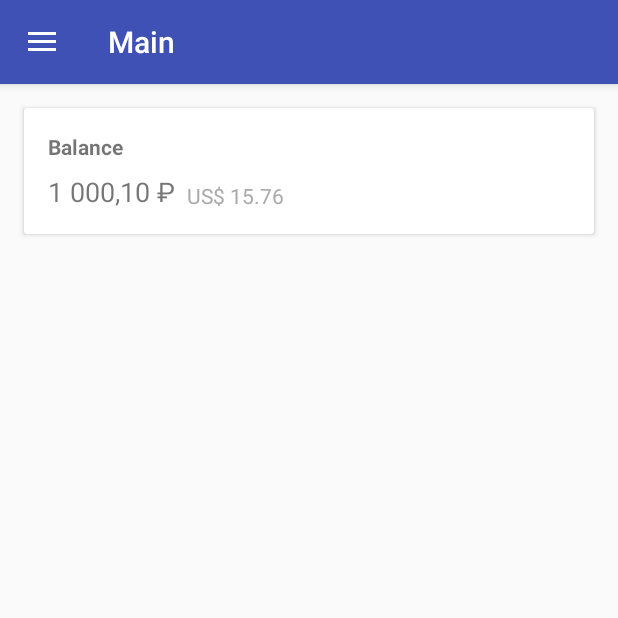
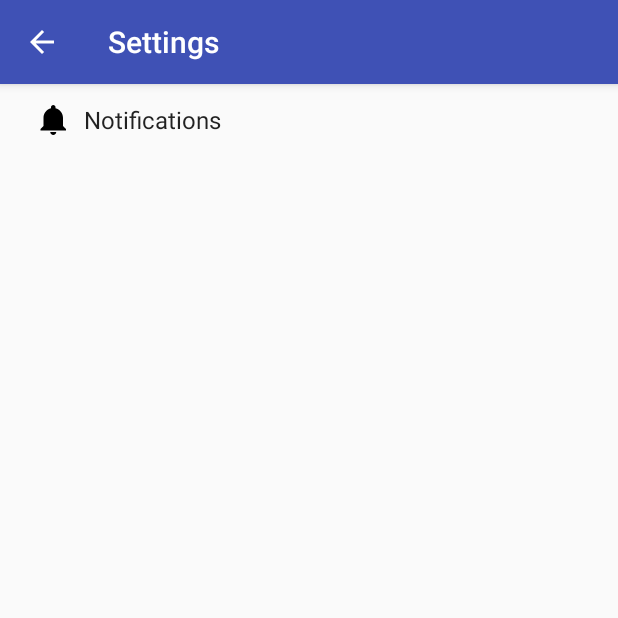
Before and after one commit to zavijavasoft/finance-tracker, an Android app: the screen it shows after launch (MainActivity before the commit, SettingsActivity after it), in the side drawer, after a tap on "Settings", on a phone screen of 412 x 824 dp, the top half of it. Run offline under Robolectric (Android 15) with nearby library versions, the phone set to English and light mode, and no system bars.

Commit message:
Добавлена страница с настройками

```diff
--- a/app/src/main/AndroidManifest.xml
+++ b/app/src/main/AndroidManifest.xml
@@ -4,11 +4,11 @@
     package="com.mashjulal.android.financetracker">
 
     <application
+        android:allowBackup="false"
         android:icon="@mipmap/ic_launcher"
         android:label="@string/app_name"
         android:roundIcon="@mipmap/ic_launcher_round"
         android:supportsRtl="true"
-        android:allowBackup="false"
         android:theme="@style/AppTheme"
         tools:ignore="GoogleAppIndexingWarning">
         <activity
@@ -21,6 +21,10 @@
                 <category android:name="android.intent.category.LAUNCHER" />
             </intent-filter>
         </activity>
+        <activity
+            android:name=".SettingsActivity"
+            android:label="@string/title_activity_settings"
+            android:parentActivityName=".MainActivity" />
     </application>
 
 </manifest>
--- /dev/null
+++ b/app/src/main/java/com/mashjulal/android/financetracker/AppCompatPreferenceActivity.kt
@@ -0,0 +1,90 @@
+package com.mashjulal.android.financetracker
+
+import android.content.res.Configuration
+import android.os.Bundle
+import android.preference.PreferenceActivity
+import android.support.annotation.LayoutRes
+import android.support.v7.app.ActionBar
+import android.support.v7.app.AppCompatDelegate
+import android.support.v7.widget.Toolbar
+import android.view.MenuInflater
+import android.view.View
+import android.view.ViewGroup
+
+/**
+ * A [android.preference.PreferenceActivity] which implements and proxies the necessary calls
+ * to be used with AppCompat.
+ */
+abstract class AppCompatPreferenceActivity : PreferenceActivity() {
+
+    override fun onCreate(savedInstanceState: Bundle?) {
+        delegate.installViewFactory()
+        delegate.onCreate(savedInstanceState)
+        super.onCreate(savedInstanceState)
+    }
+
+    override fun onPostCreate(savedInstanceState: Bundle?) {
+        super.onPostCreate(savedInstanceState)
+        delegate.onPostCreate(savedInstanceState)
+    }
+
+    val supportActionBar: ActionBar?
+        get() = delegate.supportActionBar
+
+    fun setSupportActionBar(toolbar: Toolbar?) {
+        delegate.setSupportActionBar(toolbar)
+    }
+
+    override fun getMenuInflater(): MenuInflater {
+        return delegate.menuInflater
+    }
+
+    override fun setContentView(@LayoutRes layoutResID: Int) {
+        delegate.setContentView(layoutResID)
+    }
+
+    override fun setContentView(view: View) {
+        delegate.setContentView(view)
+    }
+
+    override fun setContentView(view: View, params: ViewGroup.LayoutParams) {
+        delegate.setContentView(view, params)
+    }
+
+    override fun addContentView(view: View, params: ViewGroup.LayoutParams) {
+        delegate.addContentView(view, params)
+    }
+
+    override fun onPostResume() {
+        super.onPostResume()
+        delegate.onPostResume()
+    }
+
+    override fun onTitleChanged(title: CharSequence, color: Int) {
+        super.onTitleChanged(title, color)
+        delegate.setTitle(title)
+    }
+
+    override fun onConfigurationChanged(newConfig: Configuration) {
+        super.onConfigurationChanged(newConfig)
+        delegate.onConfigurationChanged(newConfig)
+    }
+
+    override fun onStop() {
+        super.onStop()
+        delegate.onStop()
+    }
+
+    override fun onDestroy() {
+        super.onDestroy()
+        delegate.onDestroy()
+    }
+
+    override fun invalidateOptionsMenu() {
+        delegate.invalidateOptionsMenu()
+    }
+
+    private val delegate: AppCompatDelegate by lazy {
+        AppCompatDelegate.create(this, null)
+    }
+}
--- a/app/src/main/java/com/mashjulal/android/financetracker/MainActivity.kt
+++ b/app/src/main/java/com/mashjulal/android/financetracker/MainActivity.kt
@@ -52,7 +52,7 @@ class MainActivity : AppCompatActivity(), NavigationView.OnNavigationItemSelecte
             }
             R.id.nav_settings -> {
                 // open settings
-                // TODO: add settings page
+                startActivity(SettingsActivity.newIntent(this))
             }
         }
 
--- /dev/null
+++ b/app/src/main/java/com/mashjulal/android/financetracker/SettingsActivity.kt
@@ -0,0 +1,176 @@
+package com.mashjulal.android.financetracker
+
+import android.annotation.TargetApi
+import android.content.Context
+import android.content.Intent
+import android.content.res.Configuration
+import android.media.RingtoneManager
+import android.net.Uri
+import android.os.Build
+import android.os.Bundle
+import android.preference.*
+import android.text.TextUtils
+import android.view.MenuItem
+
+/**
+ * A [PreferenceActivity] that presents a set of application settings. On
+ * handset devices, settings are presented as a single list. On tablets,
+ * settings are split by category, with category headers shown to the left of
+ * the list of settings.
+ *
+ */
+class SettingsActivity : AppCompatPreferenceActivity() {
+
+    override fun onCreate(savedInstanceState: Bundle?) {
+        super.onCreate(savedInstanceState)
+        setupActionBar()
+    }
+
+    override fun onOptionsItemSelected(item: MenuItem): Boolean {
+        val id = item.itemId
+        if (id == android.R.id.home) {
+            finish()
+            return true
+        }
+        return super.onOptionsItemSelected(item)
+    }
+
+    /**
+     * Set up the [android.app.ActionBar], if the API is available.
+     */
+    private fun setupActionBar() {
+        supportActionBar?.setDisplayHomeAsUpEnabled(true)
+    }
+
+    /**
+     * {@inheritDoc}
+     */
+    override fun onIsMultiPane(): Boolean {
+        return isXLargeTablet(this)
+    }
+
+    /**
+     * {@inheritDoc}
+     */
+    @TargetApi(Build.VERSION_CODES.HONEYCOMB)
+    override fun onBuildHeaders(target: List<PreferenceActivity.Header>) {
+        loadHeadersFromResource(R.xml.pref_headers, target)
+    }
+
+    /**
+     * This method stops fragment injection in malicious applications.
+     * Make sure to deny any unknown fragments here.
+     */
+    override fun isValidFragment(fragmentName: String): Boolean {
+        return PreferenceFragment::class.java.name == fragmentName
+                || NotificationPreferenceFragment::class.java.name == fragmentName
+    }
+
+    /**
+     * This fragment shows notification preferences only. It is used when the
+     * activity is showing a two-pane settings UI.
+     */
+    @TargetApi(Build.VERSION_CODES.HONEYCOMB)
+    class NotificationPreferenceFragment : PreferenceFragment() {
+        override fun onCreate(savedInstanceState: Bundle?) {
+            super.onCreate(savedInstanceState)
+            addPreferencesFromResource(R.xml.pref_notification)
+            setHasOptionsMenu(true)
+
+            // Bind the summaries of EditText/List/Dialog/Ringtone preferences
+            // to their values. When their values change, their summaries are
+            // updated to reflect the new value, per the Android Design
+            // guidelines.
+            bindPreferenceSummaryToValue(findPreference("notifications_new_message_ringtone"))
+        }
+    }
+
+    companion object {
+
+        /**
+         * A preference value change listener that updates the preference's summary
+         * to reflect its new value.
+         */
+        private val sBindPreferenceSummaryToValueListener = Preference.OnPreferenceChangeListener { preference, value ->
+            val stringValue = value.toString()
+
+            if (preference is ListPreference) {
+                // For list preferences, look up the correct display value in
+                // the preference's 'entries' list.
+                val listPreference = preference
+                val index = listPreference.findIndexOfValue(stringValue)
+
+                // Set the summary to reflect the new value.
+                preference.setSummary(
+                        if (index >= 0)
+                            listPreference.entries[index]
+                        else
+                            null)
+
+            } else if (preference is RingtonePreference) {
+                // For ringtone preferences, look up the correct display value
+                // using RingtoneManager.
+                if (TextUtils.isEmpty(stringValue)) {
+                    // Empty values correspond to 'silent' (no ringtone).
+                    preference.setSummary(R.string.pref_ringtone_silent)
+
+                } else {
+                    val ringtone = RingtoneManager.getRingtone(
+                            preference.getContext(), Uri.parse(stringValue))
+
+                    if (ringtone == null) {
+                        // Clear the summary if there was a lookup error.
+                        preference.setSummary(null)
+                    } else {
+                        // Set the summary to reflect the new ringtone display
+                        // name.
+                        val name = ringtone.getTitle(preference.getContext())
+                        preference.setSummary(name)
+                    }
+                }
+
+            } else {
+                // For all other preferences, set the summary to the value's
+                // simple string representation.
+                preference.summary = stringValue
+            }
+            true
+        }
+
+        /**
+         * Helper method to determine if the device has an extra-large screen. For
+         * example, 10" tablets are extra-large.
+         */
+        private fun isXLargeTablet(context: Context): Boolean {
+            return context.resources.configuration.screenLayout and Configuration.SCREENLAYOUT_SIZE_MASK >= Configuration.SCREENLAYOUT_SIZE_XLARGE
+        }
+
+        /**
+         * Binds a preference's summary to its value. More specifically, when the
+         * preference's value is changed, its summary (line of text below the
+         * preference title) is updated to reflect the value. The summary is also
+         * immediately updated upon calling this method. The exact display format is
+         * dependent on the type of preference.
+
+         * @see .sBindPreferenceSummaryToValueListener
+         */
+        private fun bindPreferenceSummaryToValue(preference: Preference) {
+            // Set the listener to watch for value changes.
+            preference.onPreferenceChangeListener = sBindPreferenceSummaryToValueListener
+
+            // Trigger the listener immediately with the preference's
+            // current value.
+            sBindPreferenceSummaryToValueListener.onPreferenceChange(preference,
+                    PreferenceManager
+                            .getDefaultSharedPreferences(preference.context)
+                            .getString(preference.key, ""))
+        }
+
+        /**
+         * Use this method to start [SettingsActivity].
+         * @param context component intent
+         * @return new intent instance
+         */
+        fun newIntent(context: Context) = Intent(context, SettingsActivity::class.java)
+    }
+}
--- /dev/null
+++ b/app/src/main/res/drawable/ic_notifications_black_24dp.xml
@@ -0,0 +1,9 @@
+<vector xmlns:android="http://schemas.android.com/apk/res/android"
+    android:width="24dp"
+    android:height="24dp"
+    android:viewportHeight="24.0"
+    android:viewportWidth="24.0">
+    <path
+        android:fillColor="#FF000000"
+        android:pathData="M11.5,22c1.1,0 2,-0.9 2,-2h-4c0,1.1 0.9,2 2,2zm6.5,-6v-5.5c0,-3.07 -2.13,-5.64 -5,-6.32V3.5c0,-0.83 -0.67,-1.5 -1.5,-1.5S10,2.67 10,3.5v0.68c-2.87,0.68 -5,3.25 -5,6.32V16l-2,2v1h17v-1l-2,-2z" />
+</vector>
--- a/app/src/main/res/values/strings.xml
+++ b/app/src/main/res/values/strings.xml
@@ -9,4 +9,15 @@
     <string name="nav_menu_settings">Settings</string>
 
     <string name="title_balance">Balance</string>
+    <string name="title_activity_settings">Settings</string>
+
+    <!-- Example settings for Notifications -->
+    <string name="pref_header_notifications">Notifications</string>
+
+    <string name="pref_title_new_message_notifications">New message notifications</string>
+
+    <string name="pref_title_ringtone">Ringtone</string>
+    <string name="pref_ringtone_silent">Silent</string>
+
+    <string name="pref_title_vibrate">Vibrate</string>
 </resources>
--- /dev/null
+++ b/app/src/main/res/xml/pref_headers.xml
@@ -0,0 +1,10 @@
+<preference-headers xmlns:android="http://schemas.android.com/apk/res/android">
+
+    <!-- These settings headers are only used on tablets. -->
+
+    <header
+        android:fragment="com.mashjulal.android.financetracker.SettingsActivity$NotificationPreferenceFragment"
+        android:icon="@drawable/ic_notifications_black_24dp"
+        android:title="@string/pref_header_notifications" />
+
+</preference-headers>
--- /dev/null
+++ b/app/src/main/res/xml/pref_notification.xml
@@ -0,0 +1,27 @@
+<PreferenceScreen xmlns:android="http://schemas.android.com/apk/res/android">
+
+    <!-- A 'parent' preference, which enables/disables child preferences (below)
+         when checked/unchecked. -->
+    <SwitchPreference
+        android:defaultValue="true"
+        android:key="notifications_new_message"
+        android:title="@string/pref_title_new_message_notifications" />
+
+    <!-- Allows the user to choose a ringtone in the 'notification' category. -->
+    <!-- NOTE: This preference will be enabled only when the checkbox above is checked. -->
+    <!-- NOTE: RingtonePreference's summary should be set to its value by the activity code. -->
+    <RingtonePreference
+        android:defaultValue="content://settings/system/notification_sound"
+        android:dependency="notifications_new_message"
+        android:key="notifications_new_message_ringtone"
+        android:ringtoneType="notification"
+        android:title="@string/pref_title_ringtone" />
+
+    <!-- NOTE: This preference will be enabled only when the checkbox above is checked. -->
+    <SwitchPreference
+        android:defaultValue="true"
+        android:dependency="notifications_new_message"
+        android:key="notifications_new_message_vibrate"
+        android:title="@string/pref_title_vibrate" />
+
+</PreferenceScreen>
```
Also changed, not shown: 1 other file.
